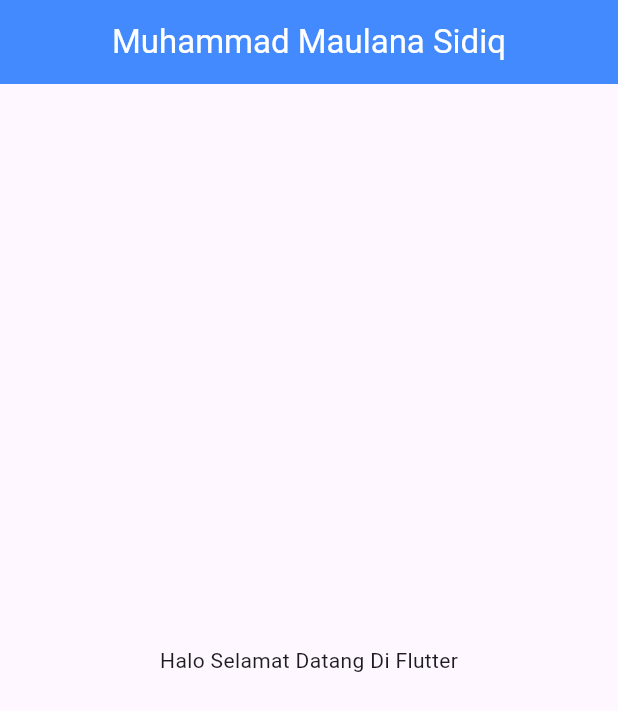
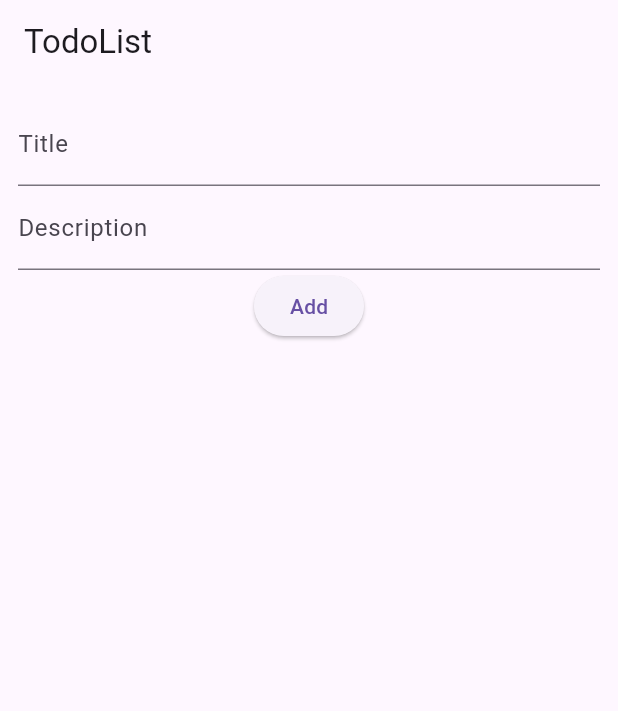
Before and after one commit to maulanasidiq/praktikum6m, a Flutter app: the screen it shows after launch, on a phone screen of 412 x 824 dp. Shown: the top 711 px of the screen. Run offline on Flutter 3.47's test engine with Material 3 defaults, Android fonts, the phone set to English and light mode, and no system bars; our stand-ins replace sqflite; accounts and stored records are empty.

Commit message:
second commit

```diff
--- /dev/null
+++ b/lib/db_helper.dart
@@ -0,0 +1,52 @@
+import 'package:path/path.dart';
+import 'package:sqflite/sqflite.dart';
+import 'todo.dart';
+
+class DBHelper {
+  static Database? _db;
+
+  static Future<Database> get db async {
+    if (_db != null) return _db!;
+    _db = await initDB();
+    return _db!;
+  }
+
+  static Future<Database> initDB() async {
+    final path = join(await getDatabasesPath(), 'todo.db');
+    return openDatabase(
+      path,
+      onCreate: (db, version) {
+        return db.execute('''
+          CREATE TABLE todos(
+            id INTEGER PRIMARY KEY AUTOINCREMENT,
+            title TEXT,
+            description TEXT
+          )
+        ''');
+      },
+      version: 1,
+    );
+  }
+
+  static Future<int> insert(Todo todo) async {
+    final dbClient = await db;
+    return await dbClient.insert('todos', todo.toMap());
+  }
+
+  static Future<List<Todo>> getTodos() async {
+    final dbClient = await db;
+    final List<Map<String, dynamic>> maps = await dbClient.query('todos');
+    return List.generate(maps.length, (i) => Todo.fromMap(maps[i]));
+  }
+
+  static Future<int> update(Todo todo) async {
+    final dbClient = await db;
+    return await dbClient
+        .update('todos', todo.toMap(), where: 'id = ?', whereArgs: [todo.id]);
+  }
+
+  static Future<int> delete(int id) async {
+    final dbClient = await db;
+    return await dbClient.delete('todos', where: 'id = ?', whereArgs: [id]);
+  }
+}
--- a/lib/main.dart
+++ b/lib/main.dart
@@ -1,24 +1,111 @@
 import 'package:flutter/material.dart';
+import 'db_helper.dart';
+import 'todo.dart';
 
 void main() {
-  runApp(MyApp());
+  runApp(TodoApp());
 }
 
-class MyApp extends StatelessWidget {
+class TodoApp extends StatelessWidget {
+  @override
   Widget build(BuildContext context) {
     return MaterialApp(
-      debugShowCheckedModeBanner: false,
-      home: Scaffold(
-        appBar: AppBar(
-          title: Text(
-            'Muhammad Maulana Sidiq',
-            style: TextStyle(color: Colors.white),
-          ),
-          centerTitle: true,
-          backgroundColor: Colors.blueAccent,
-        ),
-        body: Center(
-          child: Text('Halo Selamat Datang Di Flutter'),
+      home: TodoListPage(),
+    );
+  }
+}
+
+class TodoListPage extends StatefulWidget {
+  @override
+  _TodoListPageState createState() => _TodoListPageState();
+}
+
+class _TodoListPageState extends State<TodoListPage> {
+  List<Todo> _todos = [];
+  final _titleController = TextEditingController();
+  final _descController = TextEditingController();
+  int? _editingId;
+
+  @override
+  void initState() {
+    super.initState();
+    _loadTodos();
+  }
+
+  void _loadTodos() async {
+    final data = await DBHelper.getTodos();
+    setState(() => _todos = data);
+  }
+
+  void _saveTodo() async {
+    final title = _titleController.text;
+    final desc = _descController.text;
+
+    if (_editingId == null) {
+      await DBHelper.insert(Todo(title: title, description: desc));
+    } else {
+      await DBHelper.update(
+          Todo(id: _editingId, title: title, description: desc));
+      _editingId = null;
+    }
+
+    _titleController.clear();
+    _descController.clear();
+    _loadTodos();
+  }
+
+  void _editTodo(Todo todo) {
+    _titleController.text = todo.title;
+    _descController.text = todo.description;
+    setState(() => _editingId = todo.id);
+  }
+
+  void _deleteTodo(int id) async {
+    await DBHelper.delete(id);
+    _loadTodos();
+  }
+
+  @override
+  Widget build(BuildContext context) {
+    return Scaffold(
+      appBar: AppBar(title: Text("TodoList")),
+      body: Padding(
+        padding: const EdgeInsets.all(12),
+        child: Column(
+          children: [
+            TextField(
+                controller: _titleController,
+                decoration: InputDecoration(labelText: 'Title')),
+            TextField(
+                controller: _descController,
+                decoration: InputDecoration(labelText: 'Description')),
+            ElevatedButton(
+                onPressed: _saveTodo,
+                child: Text(_editingId == null ? "Add" : "Update")),
+            Expanded(
+              child: ListView.builder(
+                itemCount: _todos.length,
+                itemBuilder: (ctx, i) {
+                  final todo = _todos[i];
+                  return ListTile(
+                    title: Text(todo.title),
+                    subtitle: Text(todo.description),
+                    trailing: Row(
+                      mainAxisSize: MainAxisSize.min,
+                      children: [
+                        IconButton(
+                            icon: Icon(Icons.edit),
+                            onPressed: () => _editTodo(todo)),
+                        IconButton(
+                            icon: Icon(Icons.delete),
+                            onPressed: () => _deleteTodo(todo.id!)),
+                      ],
+                    ),
+                  );
+                },
+              ),
+            )
+          ],
         ),
       ),
     );
--- /dev/null
+++ b/lib/todo.dart
@@ -0,0 +1,23 @@
+class Todo {
+  final int? id;
+  final String title;
+  final String description;
+
+  Todo({this.id, required this.title, required this.description});
+
+  Map<String, dynamic> toMap() {
+    return {
+      'id': id,
+      'title': title,
+      'description': description,
+    };
+  }
+
+  factory Todo.fromMap(Map<String, dynamic> map) {
+    return Todo(
+      id: map['id'],
+      title: map['title'],
+      description: map['description'],
+    );
+  }
+}
```
Also changed, not shown: pubspec.yaml (+4 -3 lines), pubspec.lock, 1 other file.
